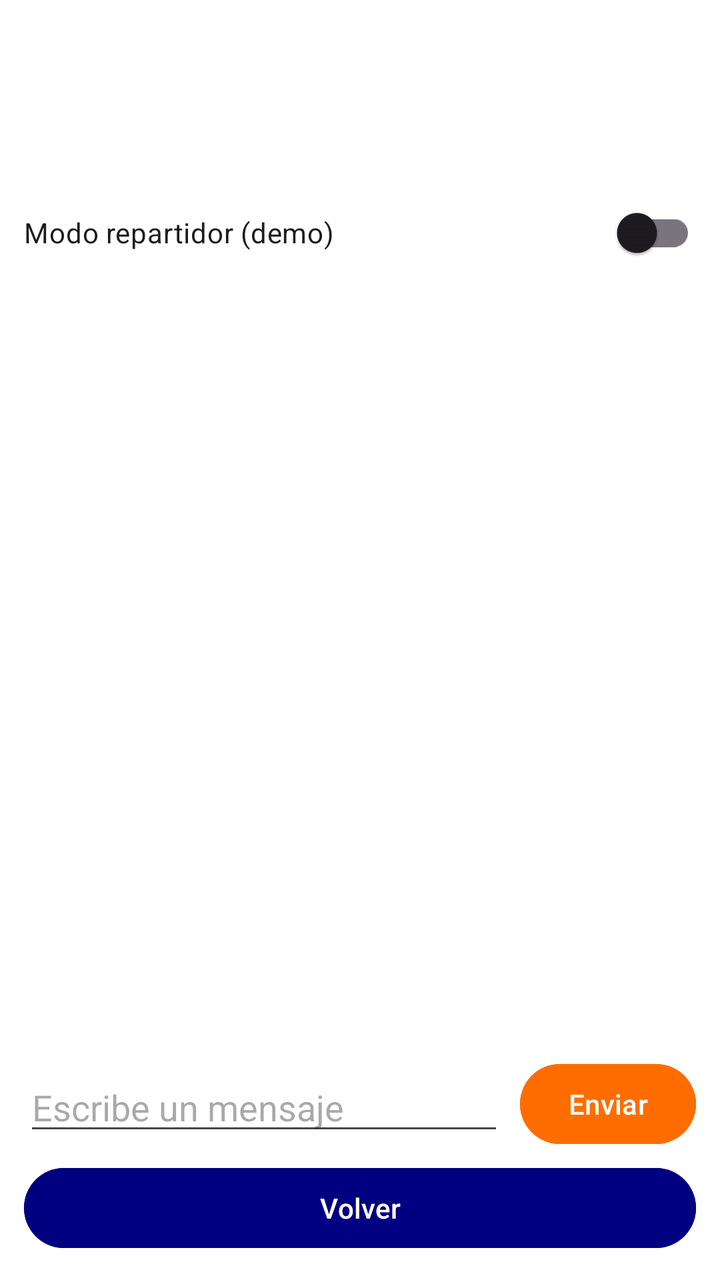
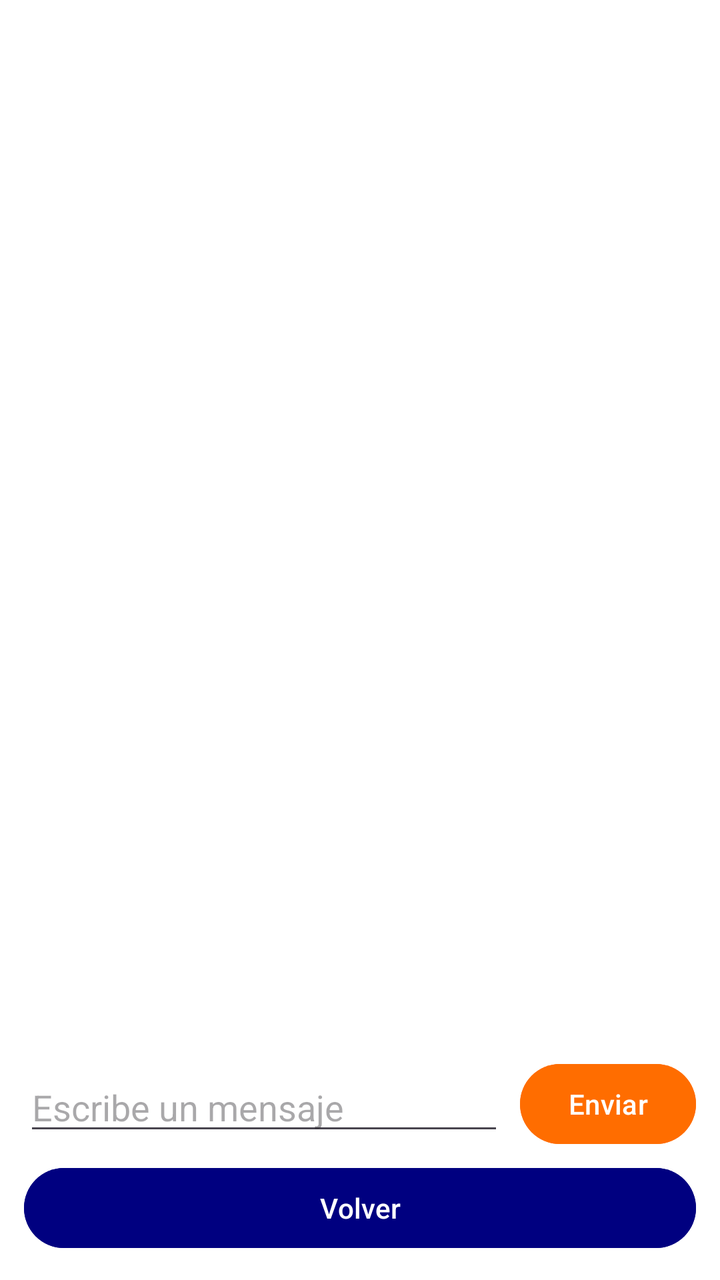

An Android layout rendered at two revisions. The XML below is the earlier revision; the diff shows what the commit changed to produce the second picture.
<!-- AndroidManifest.xml: application theme Theme.GestionEquipaje -->
<!-- res/layout/activity_chat_encomienda.xml -->
<?xml version="1.0" encoding="utf-8"?>
<LinearLayout xmlns:android="http://schemas.android.com/apk/res/android"
    xmlns:tools="http://schemas.android.com/tools"
    android:layout_width="match_parent"
    android:layout_height="match_parent"
    android:background="@android:color/white"
    android:orientation="vertical"
    android:padding="12dp"
    tools:context=".Encomienda.ChatEncomienda">

    <TextView
        android:id="@+id/tvTituloChat"
        android:layout_width="match_parent"
        android:layout_height="wrap_content"
        android:layout_marginTop="24dp"
        android:textColor="@color/color_primario"
        android:textSize="22sp"
        android:textStyle="bold" />

    <TextView
        android:id="@+id/tvEstadoChat"
        android:layout_width="match_parent"
        android:layout_height="wrap_content"
        android:textColor="#757575"
        android:textSize="14sp" />

    <androidx.appcompat.widget.SwitchCompat
        android:id="@+id/swRepartidor"
        android:layout_width="match_parent"
        android:layout_height="wrap_content"
        android:layout_marginTop="8dp"
        android:text="Modo repartidor (demo)" />

    <LinearLayout
        android:id="@+id/llControlesRepartidor"
        android:layout_width="match_parent"
        android:layout_height="wrap_content"
        android:orientation="horizontal"
        android:visibility="gone">

        <Button
            android:id="@+id/btnEnTransito"
            android:layout_width="0dp"
            android:layout_height="wrap_content"
            android:layout_marginEnd="4dp"
            android:layout_weight="1"
            android:backgroundTint="@color/color_primario"
            android:text="En tránsito" />

        <Button
            android:id="@+id/btnEntregada"
            android:layout_width="0dp"
            android:layout_height="wrap_content"
            android:layout_marginStart="4dp"
            android:layout_weight="1"
            android:backgroundTint="#2E7D32"
            android:text="Entregada" />
    </LinearLayout>

    <TextView
        android:id="@+id/tvChatCerrado"
        android:layout_width="match_parent"
        android:layout_height="wrap_content"
        android:layout_marginTop="8dp"
        android:background="#FFF3E0"
        android:padding="10dp"
        android:text="Chat cerrado: la encomienda fue entregada."
        android:textColor="#E65100"
        android:visibility="gone" />

    <TextView
        android:id="@+id/tvSinMensajes"
        android:layout_width="match_parent"
        android:layout_height="wrap_content"
        android:layout_marginTop="12dp"
        android:gravity="center"
        android:text="Aún no hay mensajes"
        android:textColor="#757575"
        android:visibility="gone" />

    <androidx.recyclerview.widget.RecyclerView
        android:id="@+id/rvMensajes"
        android:layout_width="match_parent"
        android:layout_height="0dp"
        android:layout_marginTop="8dp"
        android:layout_weight="1" />

    <LinearLayout
        android:layout_width="match_parent"
        android:layout_height="wrap_content"
        android:gravity="center_vertical"
        android:orientation="horizontal">

        <EditText
            android:id="@+id/etMensaje"
            android:layout_width="0dp"
            android:layout_height="wrap_content"
            android:layout_weight="1"
            android:hint="Escribe un mensaje"
            android:inputType="textCapSentences|textMultiLine"
            android:maxLines="3" />

        <Button
            android:id="@+id/btnEnviarMensaje"
            android:layout_width="wrap_content"
            android:layout_height="wrap_content"
            android:layout_marginStart="8dp"
            android:backgroundTint="#FF6D00"
            android:text="Enviar" />
    </LinearLayout>

    <Button
        android:id="@+id/btnVolverChat"
        android:layout_width="match_parent"
        android:layout_height="wrap_content"
        android:layout_marginTop="4dp"
        android:backgroundTint="@color/color_primario"
        android:text="Volver" />

</LinearLayout>
<!-- resources referenced by this layout -->
<resources>
  <color name="color_primario">#000080</color>
  <style name="Theme.GestionEquipaje" parent="Base.Theme.GestionEquipaje" />
  <style name="Base.Theme.GestionEquipaje" parent="Theme.Material3.DayNight.NoActionBar">
          
          <item name="colorPrimary">@color/color_primario</item>
          <item name="colorSecondary">@color/color_secundario</item>
      </style>
  <color name="color_secundario">#D48043</color>
</resources>

<!-- the commit's change to res/layout/activity_chat_encomienda.xml (unified diff, before → after) -->
@@ -23,39 +23,6 @@
         android:layout_height="wrap_content"
         android:textColor="#757575"
         android:textSize="14sp" />
-
-    <androidx.appcompat.widget.SwitchCompat
-        android:id="@+id/swRepartidor"
-        android:layout_width="match_parent"
-        android:layout_height="wrap_content"
-        android:layout_marginTop="8dp"
-        android:text="Modo repartidor (demo)" />
-
-    <LinearLayout
-        android:id="@+id/llControlesRepartidor"
-        android:layout_width="match_parent"
-        android:layout_height="wrap_content"
-        android:orientation="horizontal"
-        android:visibility="gone">
-
-        <Button
-            android:id="@+id/btnEnTransito"
-            android:layout_width="0dp"
-            android:layout_height="wrap_content"
-            android:layout_marginEnd="4dp"
-            android:layout_weight="1"
-            android:backgroundTint="@color/color_primario"
-            android:text="En tránsito" />
-
-        <Button
-            android:id="@+id/btnEntregada"
-            android:layout_width="0dp"
-            android:layout_height="wrap_content"
-            android:layout_marginStart="4dp"
-            android:layout_weight="1"
-            android:backgroundTint="#2E7D32"
-            android:text="Entregada" />
-    </LinearLayout>
 
     <TextView
         android:id="@+id/tvChatCerrado"
